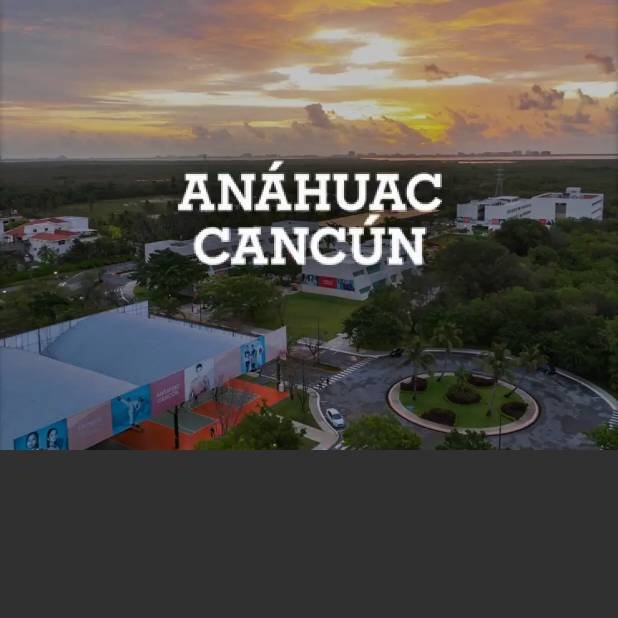
After one commit to nikki-henri/2doParcial, an Android app: the HomeActivity screen opened directly, with no data from a screen before it, on a phone screen of 412 x 824 dp, the top half of it. The commit adds this screen. Run offline under Robolectric (Android 15) with nearby library versions, the phone set to English and light mode, and no system bars.

Commit message:
clase 25 oct

```diff
--- a/app/src/main/AndroidManifest.xml
+++ b/app/src/main/AndroidManifest.xml
@@ -14,12 +14,16 @@
         android:theme="@style/Theme.Ejercicio_segundo_parcial"
         tools:targetApi="31">
         <activity
+            android:theme="@style/Theme.AppCompat.NoActionBar"
+            android:name=".HomeActivity"
+            android:exported="false" />
+        <activity
             android:name=".DrawerActivity"
             android:exported="false" />
         <activity
             android:name=".AdvancedWidgetsActivity"
             android:exported="false"
-            android:label="Advanced Widgets"></activity>
+            android:label="Advanced Widgets" />
         <activity
             android:name=".WidgetsActivity"
             android:exported="false" />
--- /dev/null
+++ b/app/src/main/java/com/example/ejercicio_segundo_parcial/HomeActivity.java
@@ -0,0 +1,22 @@
+package com.example.ejercicio_segundo_parcial;
+
+import androidx.appcompat.app.AppCompatActivity;
+import androidx.viewpager.widget.ViewPager;
+
+import android.os.Bundle;
+
+import com.example.ejercicio_segundo_parcial.adapter.HomeHeaderAdapter;
+
+public class HomeActivity extends AppCompatActivity {
+
+    ViewPager viewPager;
+
+    @Override
+    protected void onCreate(Bundle savedInstanceState) {
+        super.onCreate(savedInstanceState);
+        setContentView(R.layout.activity_home);
+
+        viewPager = findViewById(R.id.view_pager);
+        viewPager.setAdapter(new HomeHeaderAdapter(getSupportFragmentManager()));
+    }
+}
--- a/app/src/main/java/com/example/ejercicio_segundo_parcial/MainActivity.java
+++ b/app/src/main/java/com/example/ejercicio_segundo_parcial/MainActivity.java
@@ -12,6 +12,7 @@ public class MainActivity extends AppCompatActivity {
     Button btnWidgets;
     Button btnAdvancedWidgets;
     Button btnDrawerLayout;
+    Button btnHomeHeader;
 
     @Override
     protected void onCreate(Bundle savedInstanceState) {
@@ -21,6 +22,7 @@ public class MainActivity extends AppCompatActivity {
         btnWidgets = findViewById(R.id.btn_elements);
         btnAdvancedWidgets = findViewById(R.id.btn_advanced_widgets);
         btnDrawerLayout = findViewById(R.id.btn_drawer_layout);
+        btnHomeHeader = findViewById(R.id.btn_home_header);
 
         btnWidgets.setOnClickListener(new View.OnClickListener() {
             @Override
@@ -45,5 +47,13 @@ public class MainActivity extends AppCompatActivity {
                 startActivity(intent);
             }
         });
+
+        btnHomeHeader.setOnClickListener(new View.OnClickListener() {
+            @Override
+            public void onClick(View view) {
+                Intent intent = new Intent(MainActivity.this, HomeActivity.class);
+                startActivity(intent);
+            }
+        });
     }
 }
--- /dev/null
+++ b/app/src/main/java/com/example/ejercicio_segundo_parcial/adapter/HomeHeaderAdapter.java
@@ -0,0 +1,37 @@
+package com.example.ejercicio_segundo_parcial.adapter;
+
+import android.os.Bundle;
+
+import androidx.annotation.NonNull;
+import androidx.fragment.app.Fragment;
+import androidx.fragment.app.FragmentManager;
+import androidx.fragment.app.FragmentPagerAdapter;
+
+import com.example.ejercicio_segundo_parcial.fragments.HomeHeaderFragment;
+import com.example.ejercicio_segundo_parcial.models.HomeHeader;
+
+import java.util.List;
+
+public class HomeHeaderAdapter extends FragmentPagerAdapter {
+
+    private List<HomeHeader> items = HomeHeader.getHomeHeaders();
+
+    public HomeHeaderAdapter(@NonNull FragmentManager fm) {
+        super(fm);
+    }
+
+    @NonNull
+    @Override
+    public Fragment getItem(int position) {
+        HomeHeaderFragment fragment = new HomeHeaderFragment();
+        Bundle args = new Bundle();
+        args.putInt("drawable", items.get(position).getImage());
+        fragment.setArguments(args);
+        return fragment;
+    }
+
+    @Override
+    public int getCount() {
+        return items.size();
+    }
+}
--- /dev/null
+++ b/app/src/main/java/com/example/ejercicio_segundo_parcial/fragments/HomeHeaderFragment.java
@@ -0,0 +1,34 @@
+package com.example.ejercicio_segundo_parcial.fragments;
+
+import android.os.Bundle;
+import android.view.View;
+import android.widget.ImageView;
+
+import androidx.annotation.NonNull;
+import androidx.annotation.Nullable;
+import androidx.fragment.app.Fragment;
+
+import com.example.ejercicio_segundo_parcial.R;
+
+public class HomeHeaderFragment extends Fragment {
+
+    ImageView ivHeader;
+
+    public HomeHeaderFragment(){
+        super(R.layout.fragment_home_header);
+    }
+
+    @Override
+    public void onViewCreated(@NonNull View view, @Nullable Bundle savedInstanceState) {
+        super.onViewCreated(view, savedInstanceState);
+
+        ivHeader = view.findViewById(R.id.iv_header);
+        ivHeader.setImageResource(getArguments().getInt("drawable"));
+        ivHeader.setOnClickListener(new View.OnClickListener() {
+            @Override
+            public void onClick(View view) {
+
+            }
+        });
+    }
+}
--- /dev/null
+++ b/app/src/main/java/com/example/ejercicio_segundo_parcial/models/HomeHeader.java
@@ -0,0 +1,44 @@
+package com.example.ejercicio_segundo_parcial.models;
+
+import com.example.ejercicio_segundo_parcial.R;
+
+import java.util.ArrayList;
+import java.util.List;
+
+public class HomeHeader {
+    private int image;
+    private String code;
+
+    public void setImage(int image) {
+        this.image = image;
+    }
+
+    public void setCode(String code) {
+        this.code = code;
+    }
+
+    public int getImage() {
+        return image;
+    }
+
+    public String getCode() {
+        return code;
+    }
+
+    public static List<HomeHeader> getHomeHeaders() {
+        List<HomeHeader> items = new ArrayList<>();
+
+        HomeHeader item1 = new HomeHeader();
+        item1.setImage(R.drawable.ic_home_anahuac);
+        item1.setCode("anahuac");
+
+        HomeHeader item2 = new HomeHeader();
+        item2.setImage(R.drawable.ic_home_latente);
+        item2.setCode("latente");
+
+        items.add(item1);
+        items.add(item2);
+
+        return items;
+    }
+}
--- /dev/null
+++ b/app/src/main/res/layout/activity_home.xml
@@ -0,0 +1,15 @@
+<?xml version="1.0" encoding="utf-8"?>
+<androidx.coordinatorlayout.widget.CoordinatorLayout xmlns:android="http://schemas.android.com/apk/res/android"
+    xmlns:app="http://schemas.android.com/apk/res-auto"
+    xmlns:tools="http://schemas.android.com/tools"
+    android:layout_width="match_parent"
+    android:layout_height="match_parent"
+    tools:context=".HomeActivity">
+
+    <androidx.viewpager.widget.ViewPager
+        android:id="@+id/view_pager"
+        android:layout_width="match_parent"
+        android:layout_height="300dp"
+        />
+
+</androidx.coordinatorlayout.widget.CoordinatorLayout>
--- a/app/src/main/res/layout/activity_main.xml
+++ b/app/src/main/res/layout/activity_main.xml
@@ -28,4 +28,11 @@
         android:layout_height="wrap_content"
         android:text="@string/btn_drawer_layout" />
 
+    <Button
+        android:id="@+id/btn_home_header"
+        android:layout_gravity="center"
+        android:layout_width="wrap_content"
+        android:layout_height="wrap_content"
+        android:text="@string/home_txt" />
+
 </LinearLayout>
--- /dev/null
+++ b/app/src/main/res/layout/fragment_home_header.xml
@@ -0,0 +1,13 @@
+<?xml version="1.0" encoding="utf-8"?>
+<androidx.constraintlayout.widget.ConstraintLayout xmlns:android="http://schemas.android.com/apk/res/android"
+    android:layout_width="match_parent"
+    android:layout_height="300dp">
+
+    <ImageView
+        android:id="@+id/iv_header"
+        android:layout_width="match_parent"
+        android:layout_height="match_parent"
+        android:src="@drawable/ic_home_latente"
+        android:scaleType="centerCrop"/>
+
+</androidx.constraintlayout.widget.ConstraintLayout>
--- a/app/src/main/res/values/strings.xml
+++ b/app/src/main/res/values/strings.xml
@@ -10,5 +10,5 @@
     <string name="account_txt">Account</string>
     <string name="delete">Delete</string>
 
-    <string name="home_txt">HOME</string>
+    <string name="home_txt">HOME HEADER</string>
 </resources>
```
Also changed, not shown: app/src/main/res/drawable/ic_home_anahuac.webp (added), app/src/main/res/drawable/ic_home_latente.webp (added).
